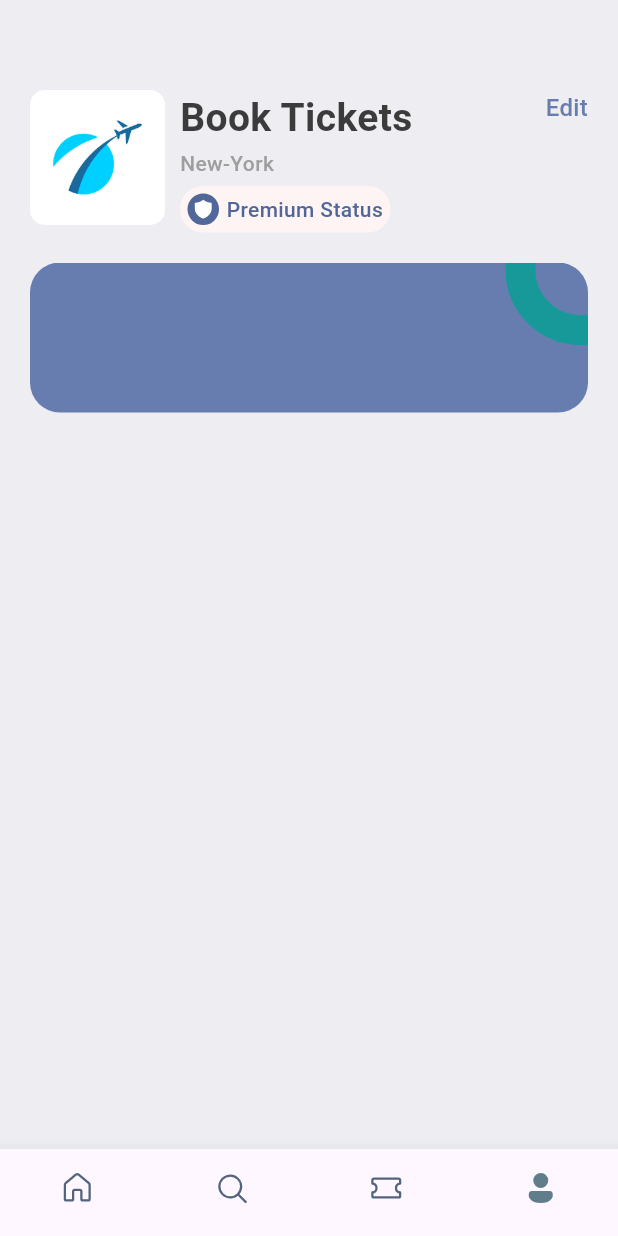
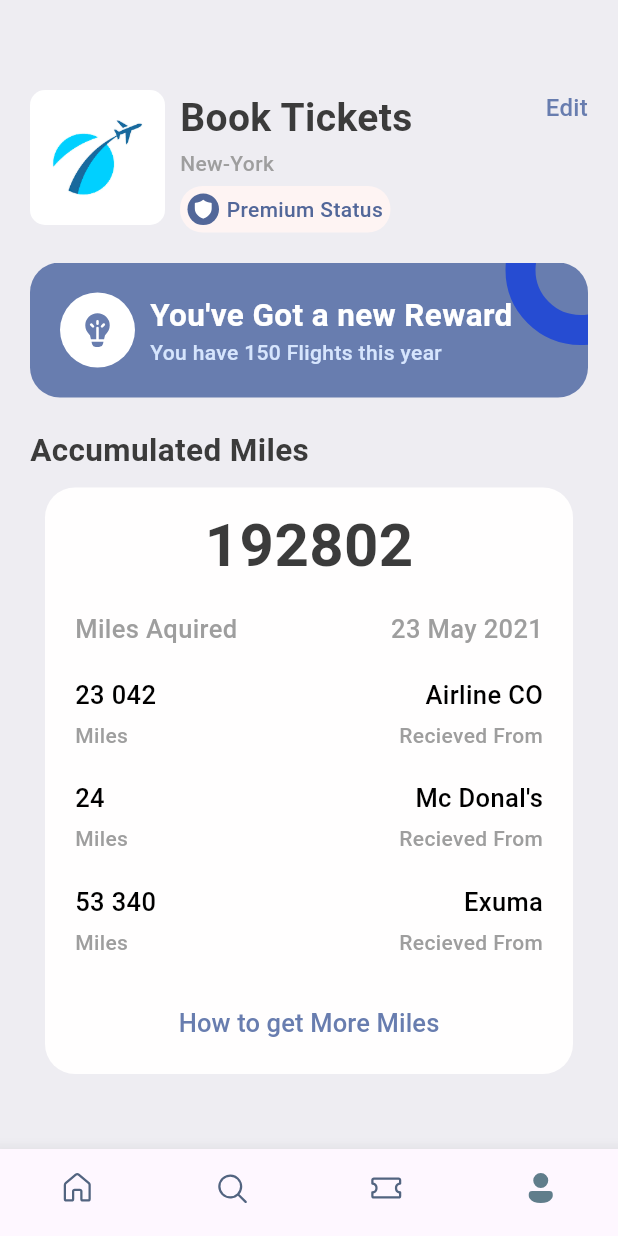
Before and after one commit to Fluttery-Dev/Ticket_App, a Flutter app: the screen it shows after launch, item 4 of the bottom bar chosen, on a phone screen of 412 x 824 dp. Run offline on Flutter 3.47's test engine with Material 2 defaults, Android fonts, the phone set to English and light mode, and no system bars; our stand-ins replace barcode_widget, fluentui_icons, gap, get.

Commit message:
App UI Complete

```diff
--- a/lib/Screens/profiles_screen.dart
+++ b/lib/Screens/profiles_screen.dart
@@ -3,6 +3,7 @@ import 'package:flutter/material.dart';
 import 'package:gap/gap.dart';
 import 'package:ticket_booking/util/app_layout.dart';
 import 'package:ticket_booking/util/app_styles.dart';
+import 'package:ticket_booking/widgets/spaced_column_text.dart';
 
 class ProfileScreen extends StatelessWidget {
   const ProfileScreen({super.key});
@@ -88,7 +89,7 @@ class ProfileScreen extends StatelessWidget {
           Stack(
             children: [
               Container(
-                height: 100,
+                height: AppLayout.getHeight(90),
                 decoration: BoxDecoration(
                     color: Styles.primaryColor,
                     borderRadius: BorderRadius.circular(20)),
@@ -102,13 +103,110 @@ class ProfileScreen extends StatelessWidget {
                     shape: BoxShape.circle,
                     border: Border.all(
                       width: 20,
-                      color: const Color(0xFF189999),
+                      color: const Color(0xFF264CD2),
                     ),
                     color: Colors.transparent,
                   ),
                 ),
               ),
+              Container(
+                padding: const EdgeInsets.all(20),
+                child: Row(
+                  children: [
+                    CircleAvatar(
+                      backgroundColor: Colors.white,
+                      radius: 25,
+                      child: Icon(
+                        FluentSystemIcons.ic_fluent_lightbulb_filament_filled,
+                        color: Styles.primaryColor,
+                        size: 27,
+                      ),
+                    ),
+                    Gap(AppLayout.getWidth(10)),
+                    Column(
+                      mainAxisAlignment: MainAxisAlignment.start,
+                      crossAxisAlignment: CrossAxisAlignment.start,
+                      children: [
+                        Text(
+                          "You've Got a new Reward",
+                          style: Styles.headLineStyle2
+                              .copyWith(color: Colors.white),
+                        ),
+                        Text(
+                          "You have 150 Flights this year",
+                          style: Styles.headLineStyle3.copyWith(
+                              color: const Color(0xFFD6E5FD), fontSize: 14),
+                        ),
+                      ],
+                    )
+                  ],
+                ),
+              )
             ],
+          ),
+          Gap(AppLayout.getHeight(20)),
+          Text(
+            "Accumulated Miles",
+            style: Styles.headLineStyle2,
+          ),
+          Container(
+            padding: const EdgeInsets.symmetric(horizontal: 20, vertical: 10),
+            margin: const EdgeInsets.all(10),
+            decoration: BoxDecoration(
+                color: Color(0xFFFFFEFE),
+                borderRadius: BorderRadius.circular(20)),
+            child: Column(
+              children: [
+                Text(
+                  "192802",
+                  style: Styles.headLineStyle1.copyWith(fontSize: 40),
+                ),
+                Gap(AppLayout.getHeight(15)),
+                Row(
+                  mainAxisAlignment: MainAxisAlignment.spaceBetween,
+                  children: [
+                    Text(
+                      "Miles Aquired",
+                      style: Styles.headLineStyle3,
+                    ),
+                    Text(
+                      "23 May 2021",
+                      style: Styles.headLineStyle3,
+                    ),
+                  ],
+                ),
+                Gap(AppLayout.getHeight(20)),
+                const SpacedColumnText(
+                  u1: '23 042',
+                  l1: 'Miles',
+                  u2: 'Airline CO',
+                  l2: 'Recieved From',
+                ),
+                Gap(AppLayout.getHeight(20)),
+                const SpacedColumnText(
+                  u1: '24',
+                  l1: 'Miles',
+                  u2: 'Mc Donal\'s',
+                  l2: 'Recieved From',
+                ),
+                Gap(AppLayout.getHeight(20)),
+                const SpacedColumnText(
+                  u1: '53 340',
+                  l1: 'Miles',
+                  u2: 'Exuma',
+                  l2: 'Recieved From',
+                ),
+                Gap(AppLayout.getHeight(20)),
+                TextButton(
+                  onPressed: () {},
+                  child: Text(
+                    "How to get More Miles",
+                    style: Styles.headLineStyle3
+                        .copyWith(color: Styles.primaryColor),
+                  ),
+                ),
+              ],
+            ),
           )
         ],
       ),
--- a/lib/Screens/search_screen.dart
+++ b/lib/Screens/search_screen.dart
@@ -93,11 +93,12 @@ class SearchScreen extends StatelessWidget {
             AppLayout.getHeight(10),
           ),
           Container(
+            margin: const EdgeInsets.only(bottom: 20),
             height: AppLayout.getHeight(400),
             child: Row(
               children: [
                 Container(
-                  height: AppLayout.getHeight(380),
+                  //height: AppLayout.getHeight(380),
                   width: AppLayout.getScreenWidth() * 0.45,
                   padding: const EdgeInsets.all(15),
                   decoration: BoxDecoration(
@@ -137,7 +138,7 @@ class SearchScreen extends StatelessWidget {
                       children: [
                         Container(
                           width: AppLayout.getScreenWidth() * 0.4,
-                          height: AppLayout.getHeight(180),
+                          // height: AppLayout.getHeight(180),
                           padding: EdgeInsets.symmetric(
                             vertical: AppLayout.getHeight(20),
                             horizontal: AppLayout.getHeight(15),
@@ -157,7 +158,7 @@ class SearchScreen extends StatelessWidget {
                                     .copyWith(color: Colors.white),
                               ),
                               Gap(
-                                AppLayout.getHeight(10),
+                                AppLayout.getHeight(5),
                               ),
                               Text(
                                 "Take the survey about our services and Products.",
--- a/lib/Screens/ticket_screen.dart
+++ b/lib/Screens/ticket_screen.dart
@@ -6,6 +6,7 @@ import 'package:ticket_booking/util/app_styles.dart';
 import 'package:ticket_booking/util/app_util.dart';
 import 'package:ticket_booking/widgets/column_text.dart';
 import 'package:ticket_booking/widgets/dotted_lines.dart';
+import 'package:ticket_booking/widgets/spaced_column_text.dart';
 import 'package:ticket_booking/widgets/tab_button.dart';
 import 'package:ticket_booking/widgets/ticket_view.dart';
 
@@ -53,22 +54,11 @@ class TicketScreen extends StatelessWidget {
             ),
             child: Column(
               children: [
-                Row(
-                  mainAxisAlignment: MainAxisAlignment.spaceBetween,
-                  children: const [
-                    ColumnText(
-                      upperText: 'FlutterDB',
-                      lowerText: 'Passenger',
-                      alignment: CrossAxisAlignment.start,
-                      isColored: false,
-                    ),
-                    ColumnText(
-                      upperText: '5221478566',
-                      lowerText: 'passport',
-                      alignment: CrossAxisAlignment.end,
-                      isColored: false,
-                    ),
-                  ],
+                const SpacedColumnText(
+                  u1: 'FlutterDB',
+                  l1: 'Passenger',
+                  u2: '5221478566',
+                  l2: 'passport',
                 ),
                 Gap(AppLayout.getWidth(20)),
                 DottedLines(
@@ -78,22 +68,11 @@ class TicketScreen extends StatelessWidget {
                   color: Colors.grey.shade200,
                 ),
                 Gap(AppLayout.getWidth(20)),
-                Row(
-                  mainAxisAlignment: MainAxisAlignment.spaceBetween,
-                  children: const [
-                    ColumnText(
-                      upperText: '0055 444 77147',
-                      lowerText: 'Number of E-ticket',
-                      alignment: CrossAxisAlignment.start,
-                      isColored: false,
-                    ),
-                    ColumnText(
-                      upperText: 'B2SG28',
-                      lowerText: 'Booking code',
-                      alignment: CrossAxisAlignment.end,
-                      isColored: false,
-                    ),
-                  ],
+                const SpacedColumnText(
+                  u1: '0055 444 77147',
+                  l1: 'Number of E-ticket',
+                  u2: 'B2SG28',
+                  l2: 'Booking code',
                 ),
                 Gap(AppLayout.getWidth(20)),
                 DottedLines(
--- /dev/null
+++ b/lib/widgets/spaced_column_text.dart
@@ -0,0 +1,36 @@
+import 'package:flutter/material.dart';
+import 'column_text.dart';
+
+class SpacedColumnText extends StatelessWidget {
+  final String u1, l1, u2, l2;
+  final bool isColored;
+  const SpacedColumnText({
+    super.key,
+    required this.u1,
+    required this.l1,
+    required this.u2,
+    required this.l2,
+    this.isColored = false,
+  });
+
+  @override
+  Widget build(BuildContext context) {
+    return Row(
+      mainAxisAlignment: MainAxisAlignment.spaceBetween,
+      children: [
+        ColumnText(
+          upperText: u1,
+          lowerText: l1,
+          alignment: CrossAxisAlignment.start,
+          isColored: isColored,
+        ),
+        ColumnText(
+          upperText: u2,
+          lowerText: l2,
+          alignment: CrossAxisAlignment.end,
+          isColored: isColored,
+        ),
+      ],
+    );
+  }
+}
```
